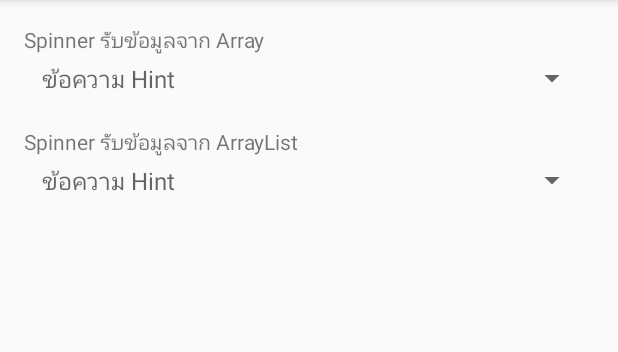
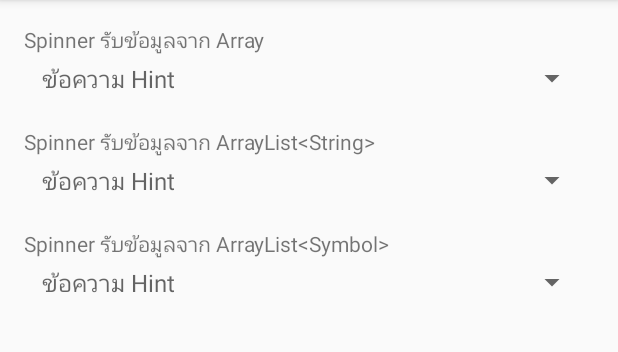
Before and after one commit to 3bugs/SpinnerWithHintDemo, an Android app: the screen it shows after launch (MainActivity), on a phone screen of 412 x 824 dp, the part 84-436 px from its top. Run offline under Robolectric (Android 15) with nearby library versions, the phone set to English and light mode, and no system bars.

Commit message:
Add adapter for custom object

```diff
--- a/app/src/main/java/com/example/spinnerwithhintdemo/MainActivity.java
+++ b/app/src/main/java/com/example/spinnerwithhintdemo/MainActivity.java
@@ -4,7 +4,9 @@ import android.os.Bundle;
 import android.support.v7.app.AppCompatActivity;
 import android.widget.Spinner;
 
+import com.example.spinnerwithhintdemo.adapter.CustomSpinnerWithHintArrayAdapter;
 import com.example.spinnerwithhintdemo.adapter.SpinnerWithHintArrayAdapter;
+import com.example.spinnerwithhintdemo.model.Symbol;
 
 import java.util.ArrayList;
 
@@ -17,9 +19,10 @@ public class MainActivity extends AppCompatActivity {
 
         Spinner spinner1 = (Spinner) findViewById(R.id.spinner1);
         Spinner spinner2 = (Spinner) findViewById(R.id.spinner2);
+        Spinner spinner3 = (Spinner) findViewById(R.id.spinner3);
 
         //--------------------------------------------------------------------------------
-        // อะแดปเตอร์ 1 กำหนดข้อมูลแบบอาร์เรย์
+        // อะแดปเตอร์ 1 กำหนดข้อมูลแบบอาร์เรย์ของสตริง
         String[] itemArray = new String[] {
                 "ข้อมูล1",
                 "ข้อมูล2",
@@ -37,7 +40,7 @@ public class MainActivity extends AppCompatActivity {
         spinner1.setSelection(adapter1.getCount());
 
         //--------------------------------------------------------------------------------
-        // อะแดปเตอร์ 2 กำหนดข้อมูลแบบ ArrayList
+        // อะแดปเตอร์ 2 กำหนดข้อมูลแบบ ArrayList<String>
         ArrayList<String> items = new ArrayList<>();
         items.add("ข้อมูล1");
         items.add("ข้อมูล2");
@@ -50,5 +53,20 @@ public class MainActivity extends AppCompatActivity {
         );
         spinner2.setAdapter(adapter2);
         spinner2.setSelection(adapter2.getCount());
+
+        //--------------------------------------------------------------------------------
+        // อะแดปเตอร์ 3 กำหนดข้อมูลแบบ ArrayList<Symbol>
+        ArrayList<Symbol> symbolItems = new ArrayList<>();
+        symbolItems.add(new Symbol("1111", "one"));
+        symbolItems.add(new Symbol("2222", "two"));
+        symbolItems.add(new Symbol("3333", "three"));
+        symbolItems.add(new Symbol("ข้อความ Hint", "xxx")); // ข้อมูลสุดท้ายจะกลายเป็น hint ซึ่งแสดงออกมาตอนที่ user ยังไม่ได้เลือกตัวเลือกใดๆใน Spinner
+        CustomSpinnerWithHintArrayAdapter adapter3 = new CustomSpinnerWithHintArrayAdapter(
+                this,
+                android.R.layout.simple_spinner_dropdown_item,
+                symbolItems
+        );
+        spinner3.setAdapter(adapter3);
+        spinner3.setSelection(adapter3.getCount());
     }
 }
--- /dev/null
+++ b/app/src/main/java/com/example/spinnerwithhintdemo/adapter/CustomSpinnerWithHintArrayAdapter.java
@@ -0,0 +1,53 @@
+package com.example.spinnerwithhintdemo.adapter;
+
+import android.content.Context;
+import android.support.annotation.NonNull;
+import android.support.annotation.Nullable;
+import android.view.View;
+import android.view.ViewGroup;
+import android.widget.ArrayAdapter;
+import android.widget.TextView;
+
+import com.example.spinnerwithhintdemo.model.Symbol;
+
+import java.util.List;
+
+/**
+ * Created by Promlert on 2017-08-31.
+ */
+
+public class CustomSpinnerWithHintArrayAdapter extends ArrayAdapter<Symbol> {
+
+    public CustomSpinnerWithHintArrayAdapter(Context context, int resource, Symbol[] items) {
+        super(context, resource, items);
+    }
+
+    public CustomSpinnerWithHintArrayAdapter(Context context, int resource, List<Symbol> items) {
+        super(context, resource, items);
+    }
+
+    @Override
+    public View getView(int position, View convertView, ViewGroup parent) {
+        View v = super.getView(position, convertView, parent);
+
+        if (position == getCount()) {
+            ((TextView) v.findViewById(android.R.id.text1)).setText("");
+            ((TextView) v.findViewById(android.R.id.text1)).setHint(getItem(getCount()).symbolId);
+        } else {
+            ((TextView) v.findViewById(android.R.id.text1)).setText(getItem(position).symbolId);
+        }
+        return v;
+    }
+
+    @Override
+    public View getDropDownView(int position, @Nullable View convertView, @NonNull ViewGroup parent) {
+        View v = super.getDropDownView(position, convertView, parent);
+        ((TextView) v.findViewById(android.R.id.text1)).setText(getItem(position).symbolId);
+        return v;
+    }
+
+    @Override
+    public int getCount() {
+        return super.getCount() - 1;
+    }
+}
--- /dev/null
+++ b/app/src/main/java/com/example/spinnerwithhintdemo/model/Symbol.java
@@ -0,0 +1,16 @@
+package com.example.spinnerwithhintdemo.model;
+
+/**
+ * Created by Promlert on 2017-08-31.
+ */
+
+public class Symbol {
+
+    public final String symbolId;
+    public final String symbolName;
+
+    public Symbol(String symbolId, String symbolName) {
+        this.symbolId = symbolId;
+        this.symbolName = symbolName;
+    }
+}
--- a/app/src/main/res/layout/activity_main.xml
+++ b/app/src/main/res/layout/activity_main.xml
@@ -25,7 +25,7 @@
         android:layout_width="wrap_content"
         android:layout_height="wrap_content"
         android:layout_marginTop="16dp"
-        android:text="Spinner รับข้อมูลจาก ArrayList"/>
+        android:text="Spinner รับข้อมูลจาก ArrayList&lt;String&gt;"/>
 
     <Spinner
         android:id="@+id/spinner2"
@@ -33,4 +33,17 @@
         android:layout_height="wrap_content"
         android:layout_margin="4dp"/>
 
+    <TextView
+        android:id="@+id/textView3"
+        android:layout_width="wrap_content"
+        android:layout_height="wrap_content"
+        android:layout_marginTop="16dp"
+        android:text="Spinner รับข้อมูลจาก ArrayList&lt;Symbol&gt;"/>
+
+    <Spinner
+        android:id="@+id/spinner3"
+        android:layout_width="match_parent"
+        android:layout_height="wrap_content"
+        android:layout_margin="4dp"/>
+
 </LinearLayout>
```
